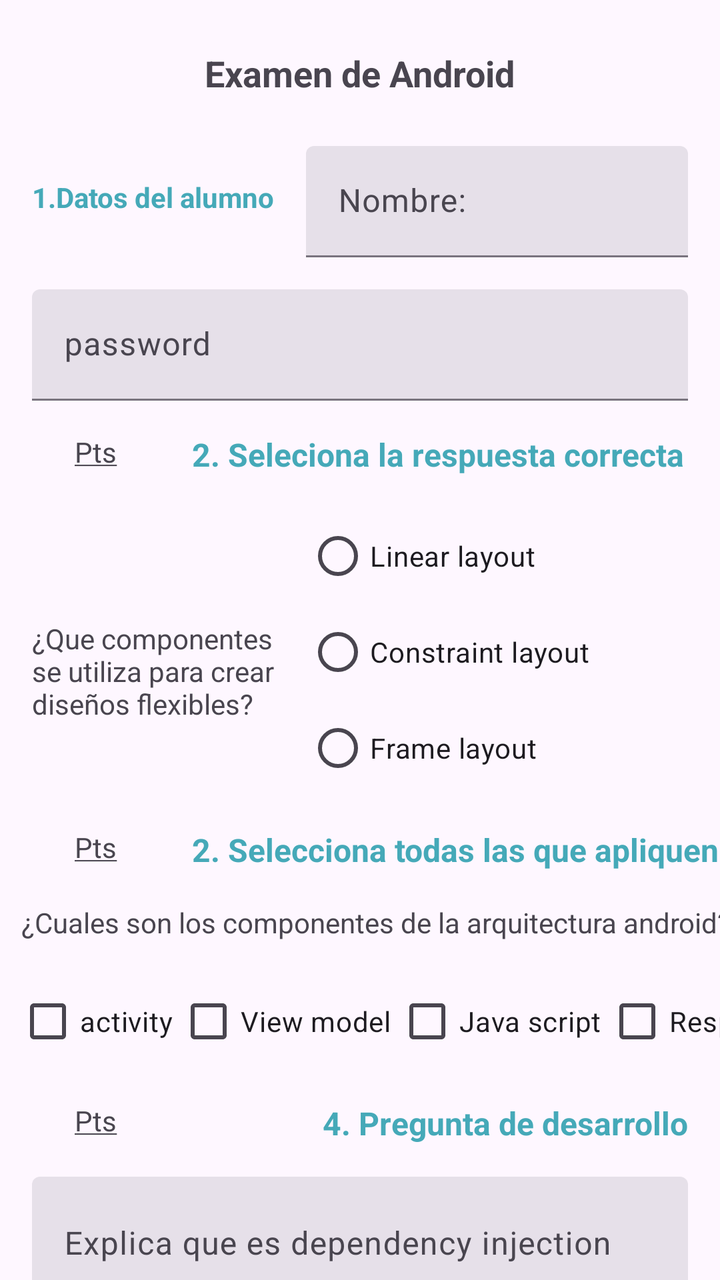
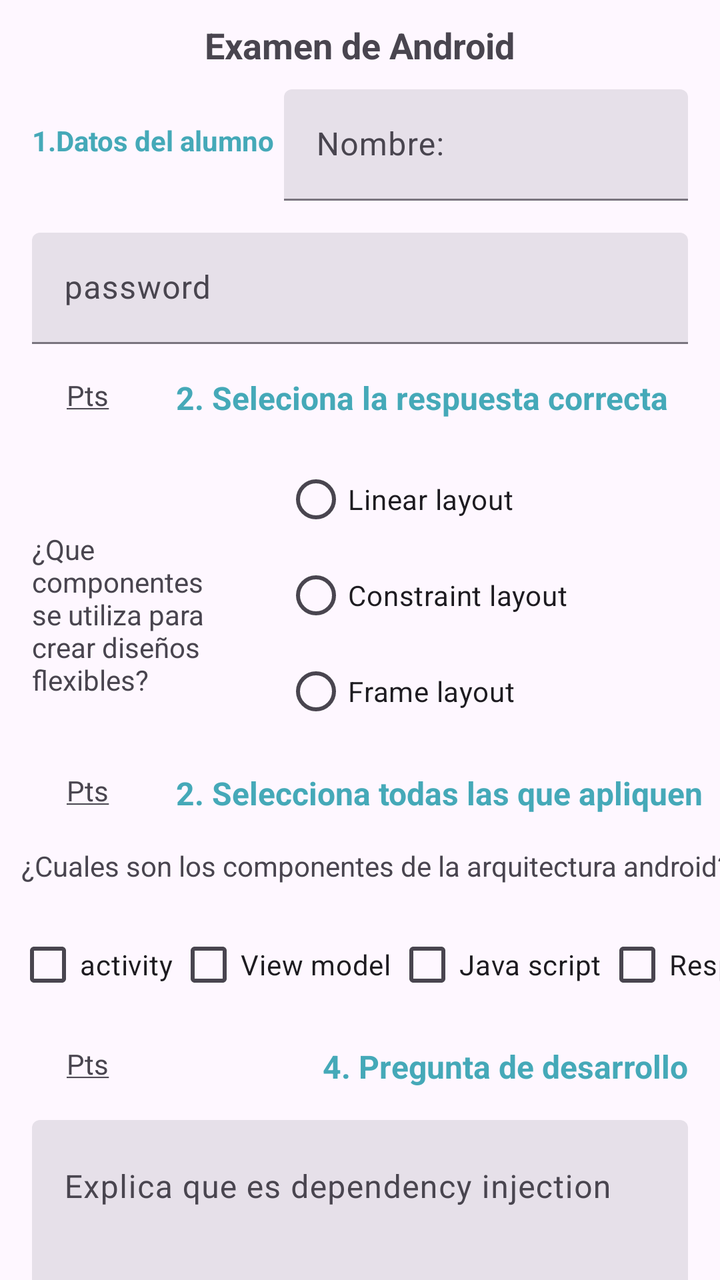

Compare the two renders of this Android layout. The source of the first and the diff that turns it into the second are given below.
<!-- AndroidManifest.xml: application theme Theme.MyApplication -->
<!-- res/layout/activity_main.xml -->
<?xml version="1.0" encoding="utf-8"?>
<androidx.constraintlayout.widget.ConstraintLayout xmlns:android="http://schemas.android.com/apk/res/android"
    xmlns:app="http://schemas.android.com/apk/res-auto"
    xmlns:tools="http://schemas.android.com/tools"
    android:id="@+id/main"
    android:layout_width="match_parent"
    android:layout_height="match_parent"
    tools:context=".MainActivity">

    <TextView
        android:id="@+id/title"
        android:layout_width="wrap_content"
        android:layout_height="wrap_content"
        android:text="@string/examenAndroid"
        android:textSize="@dimen/txt18sp"
        android:textStyle="bold"
        app:layout_constraintTop_toTopOf="parent"
        app:layout_constraintBottom_toBottomOf="@id/guidelineTop"
        app:layout_constraintEnd_toEndOf="parent"
        app:layout_constraintStart_toStartOf="parent"
/>

    <androidx.constraintlayout.widget.Guideline
        android:id="@+id/guidelineTop"
        android:layout_width="wrap_content"
        android:layout_height="wrap_content"
        android:orientation="horizontal"
        app:layout_constraintGuide_begin="73dp" />

    <androidx.constraintlayout.widget.Guideline
        android:id="@+id/guidelineVertical"
        android:layout_width="wrap_content"
        android:layout_height="wrap_content"
        android:orientation="vertical"
        app:layout_constraintGuide_begin="137dp" />

    <androidx.constraintlayout.widget.Guideline
        android:id="@+id/guidelinePts"
        android:layout_width="wrap_content"
        android:layout_height="wrap_content"
        android:orientation="vertical"
        app:layout_constraintGuide_begin="80dp"
        />

        <TextView
            android:id="@+id/datos_alumno"
            android:layout_width="wrap_content"
            android:layout_height="wrap_content"
            android:text="@string/_1_datos_del_alumno"
            android:textSize="@dimen/txt14sp"
            android:textStyle="bold"
            android:textColor="@color/turquesa"
            app:layout_constraintTop_toBottomOf="@id/guidelineTop"
            app:layout_constraintStart_toStartOf="parent"

            android:layout_marginTop="@dimen/margin_16dp"
            android:layout_marginLeft="@dimen/margin_16dp"

            />

        <com.google.android.material.textfield.TextInputLayout
            style="?attr/textInputFilledStyle"
            android:id="@+id/filledTextField"
            android:layout_width="0dp"
            android:layout_height="wrap_content"
            app:layout_constraintTop_toBottomOf="@id/guidelineTop"
            app:layout_constraintEnd_toEndOf="parent"
            app:layout_constraintStart_toEndOf="@+id/guidelineVertical"
            android:hint="@string/nombre"
            android:layout_marginLeft="@dimen/margin_16dp"
            android:layout_marginRight="@dimen/margin_16dp"
            >


            <com.google.android.material.textfield.TextInputEditText
                android:layout_width="match_parent"
                android:layout_height="wrap_content"

                />

        </com.google.android.material.textfield.TextInputLayout>

    <com.google.android.material.textfield.TextInputLayout
        style="?attr/textInputFilledStyle"
        android:id="@+id/inputPassword"
        android:layout_width="match_parent"
        android:layout_height="wrap_content"
        app:layout_constraintTop_toBottomOf="@id/filledTextField"
        app:layout_constraintEnd_toEndOf="parent"

        android:hint="@string/inputPassword"
        android:layout_marginLeft="@dimen/margin_16dp"
        android:layout_marginRight="@dimen/margin_16dp"
        android:layout_marginTop="@dimen/margin_16dp"
        >


        <com.google.android.material.textfield.TextInputEditText
            android:layout_width="match_parent"
            android:layout_height="wrap_content"

            />

    </com.google.android.material.textfield.TextInputLayout>

    <TextView
        android:id="@+id/pts1"
        android:layout_width="wrap_content"
        android:layout_height="wrap_content"
        app:layout_constraintTop_toBottomOf="@id/inputPassword"
        app:layout_constraintStart_toStartOf="parent"
        app:layout_constraintEnd_toEndOf="@id/guidelinePts"
        android:layout_marginTop="@dimen/margin_16dp"
        android:layout_marginLeft="@dimen/margin_16dp"
        android:text="@string/texto_pts"

        />

    <TextView
        android:id="@+id/respuestaCorrecta"
        android:layout_width="wrap_content"
        android:layout_height="wrap_content"
        android:textSize="@dimen/txt16sp"
        android:textStyle="bold"
        android:textColor="@color/turquesa"
        app:layout_constraintTop_toBottomOf="@id/inputPassword"
        app:layout_constraintStart_toEndOf="@id/guidelinePts"
        android:layout_marginTop="@dimen/margin_16dp"
        android:layout_marginLeft="@dimen/margin_16dp"
        android:text="@string/respuestaCorrecta"

        />

    <TextView
        android:layout_width="0dp"
        android:layout_height="wrap_content"
        app:layout_constraintTop_toBottomOf="@id/pts1"
        app:layout_constraintBottom_toBottomOf="@id/respuestaCorrecta2"
        app:layout_constraintEnd_toEndOf="@id/guidelineVertical"
        app:layout_constraintStart_toStartOf="parent"
        android:layout_marginTop="@dimen/margin_16dp"
        android:layout_marginBottom="@dimen/margin_16dp"
        android:layout_marginLeft="@dimen/margin_16dp"
        android:text="@string/componentesFlexibles"

        />

    <RadioGroup
        android:id="@+id/radioGroup"
        android:layout_width="wrap_content"
        android:layout_height="wrap_content"
        app:layout_constraintTop_toBottomOf="@id/respuestaCorrecta"
        app:layout_constraintStart_toEndOf="@id/guidelineVertical"
        android:layout_marginTop="@dimen/margin_16dp"
        android:layout_marginLeft="@dimen/margin_16dp"
        >
        <RadioButton
            android:id="@+id/radioButton1"
            android:layout_width="wrap_content"
            android:layout_height="wrap_content"
            android:text="@string/linearLayout" />
        <RadioButton
            android:id="@+id/radioButton2"
            android:layout_width="wrap_content"
            android:layout_height="wrap_content"
            android:text="@string/constraintLayout" />
        <RadioButton
            android:id="@+id/radioButton3"
            android:layout_width="wrap_content"
            android:layout_height="wrap_content"
            android:text="@string/frameLayout" />


    </RadioGroup>

    <TextView
        android:id="@+id/pts2"
        android:layout_width="wrap_content"
        android:layout_height="wrap_content"
        app:layout_constraintTop_toBottomOf="@id/radioGroup"
        app:layout_constraintStart_toStartOf="parent"
        app:layout_constraintEnd_toEndOf="@id/guidelinePts"
        android:layout_marginTop="@dimen/margin_16dp"
        android:layout_marginLeft="@dimen/margin_16dp"
        android:text="@string/texto_pts"

        />

    <TextView
        android:id="@+id/respuestaCorrecta2"
        android:layout_width="wrap_content"
        android:layout_height="wrap_content"
        android:textSize="@dimen/txt16sp"
        android:textStyle="bold"
        android:textColor="@color/turquesa"
        app:layout_constraintTop_toBottomOf="@id/radioGroup"
        app:layout_constraintStart_toEndOf="@id/guidelinePts"
        android:layout_marginTop="@dimen/margin_16dp"
        android:layout_marginLeft="@dimen/margin_16dp"
        android:text="@string/respuestaApliquen"

        />

    <TextView
        android:id="@+id/preguntaComponentes"
        android:layout_width="wrap_content"
        android:layout_height="wrap_content"

        app:layout_constraintTop_toBottomOf="@id/respuestaCorrecta2"
        app:layout_constraintStart_toStartOf="parent"
        app:layout_constraintEnd_toEndOf="parent"
        android:layout_marginTop="@dimen/margin_16dp"
        android:layout_marginLeft="@dimen/margin_16dp"
        android:text="@string/preguntaComponentes"

        />

    <CheckBox
        android:id="@+id/checkBoxActivity"
        android:layout_width="wrap_content"
        android:layout_height="wrap_content"
        android:text="@string/activity"
        app:layout_constraintTop_toBottomOf="@id/preguntaComponentes"
        app:layout_constraintStart_toStartOf="parent"
        android:layout_marginStart="@dimen/Margin8dp"
        android:layout_marginTop="@dimen/margin_16dp"
        />

    <CheckBox
        android:id="@+id/checkBoxView"
        android:layout_width="wrap_content"
        android:layout_height="wrap_content"
        android:text="@string/viewModel"
        app:layout_constraintTop_toBottomOf="@id/preguntaComponentes"
        app:layout_constraintStart_toEndOf="@+id/checkBoxActivity"
        android:layout_marginStart="2dp"
        android:layout_marginTop="@dimen/margin_16dp"
        />

    <CheckBox
        android:id="@+id/checkBoxJS"
        android:layout_width="wrap_content"
        android:layout_height="wrap_content"
        android:text="@string/jS"
        app:layout_constraintTop_toBottomOf="@id/preguntaComponentes"
        app:layout_constraintStart_toEndOf="@+id/checkBoxView"
        android:layout_marginStart="2dp"
        android:layout_marginTop="@dimen/margin_16dp"
        />

    <CheckBox
        android:id="@+id/checkBoxRepo"
        android:layout_width="wrap_content"
        android:layout_height="wrap_content"
        android:text="@string/respository"
        app:layout_constraintTop_toBottomOf="@id/preguntaComponentes"
        app:layout_constraintStart_toEndOf="@+id/checkBoxJS"
        android:layout_marginStart="2dp"
        android:layout_marginTop="@dimen/margin_16dp"

        />

    <TextView
        android:id="@+id/pts3"
        android:layout_width="wrap_content"
        android:layout_height="wrap_content"
        app:layout_constraintTop_toBottomOf="@id/checkBoxActivity"
        app:layout_constraintStart_toStartOf="parent"
        app:layout_constraintEnd_toEndOf="@id/guidelinePts"
        android:layout_marginTop="@dimen/margin_16dp"
        android:layout_marginLeft="@dimen/margin_16dp"
        android:text="@string/texto_pts"

        />
    <TextView
        android:id="@+id/respuestaCorrecta3"
        android:layout_width="wrap_content"
        android:layout_height="wrap_content"
        android:textSize="@dimen/txt16sp"
        android:textStyle="bold"
        android:textColor="@color/turquesa"
        app:layout_constraintTop_toBottomOf="@id/checkBoxActivity"
        app:layout_constraintEnd_toEndOf="parent"
        android:layout_marginTop="@dimen/margin_16dp"
        android:layout_marginRight="@dimen/margin_16dp"
        android:text="@string/preguntaDesarrollo" />

    <com.google.android.material.textfield.TextInputLayout
        style="?attr/textInputFilledStyle"
        android:id="@+id/inputTextBox"
        android:layout_width="match_parent"
        android:layout_height="wrap_content"
        app:layout_constraintTop_toBottomOf="@id/respuestaCorrecta3"
        app:layout_constraintEnd_toEndOf="parent"
        android:hint="@string/dependencyInjection"
        android:layout_marginLeft="@dimen/margin_16dp"
        android:layout_marginRight="@dimen/margin_16dp"
        android:layout_marginTop="@dimen/margin_16dp"
        >


        <com.google.android.material.textfield.TextInputEditText
            android:layout_width="match_parent"
            android:layout_height="wrap_content"
            android:inputType="textMultiLine"
            android:lines="4"
            android:gravity="top|start"
            />

    </com.google.android.material.textfield.TextInputLayout>

    <Button
        android:id="@+id/buttonEnviarExamen"
        android:layout_width="match_parent"
        android:layout_height="wrap_content"
        android:text="@string/enviarExamen"

        app:layout_constraintTop_toBottomOf="@+id/inputTextBox"
        app:layout_constraintStart_toStartOf="parent"
        android:layout_marginTop="@dimen/margin_16dp"
        android:layout_marginStart="@dimen/margin_16dp"
        android:layout_marginEnd="@dimen/margin_16dp"
        android:backgroundTint="@color/turquesa"
       />


</androidx.constraintlayout.widget.ConstraintLayout>
<!-- resources referenced by this layout -->
<resources>
  <color name="turquesa">#45A9B8</color>
  <dimen name="Margin8dp">8dp</dimen>
  <dimen name="margin_16dp">16dp</dimen>
  <dimen name="txt14sp">14sp</dimen>
  <dimen name="txt16sp">16sp</dimen>
  <dimen name="txt18sp">18sp</dimen>
  <string name="_1_datos_del_alumno">1.Datos del alumno</string>
  <string name="activity">activity</string>
  <string name="componentesFlexibles">¿Que componentes se utiliza para crear diseños flexibles?</string>
  <string name="constraintLayout">Constraint layout</string>
  <string name="dependencyInjection">Explica que es dependency injection</string>
  <string name="enviarExamen">Enviar examen</string>
  <string name="examenAndroid">Examen de Android</string>
  <string name="frameLayout">Frame layout</string>
  <string name="inputPassword">password</string>
  <string name="jS">Java script</string>
  <string name="linearLayout">Linear layout</string>
  <string name="nombre">Nombre:</string>
  <string name="preguntaComponentes">¿Cuales son los componentes de la arquitectura android?</string>
  <string name="preguntaDesarrollo">4. Pregunta de desarrollo</string>
  <string name="respository">Respository</string>
  <string name="respuestaApliquen">2. Selecciona todas las que apliquen</string>
  <string name="respuestaCorrecta">2. Seleciona la respuesta correcta</string>
  <string name="texto_pts"><u>Pts</u></string>
  <string name="viewModel">View model</string>
  <style name="Theme.MyApplication" parent="Base.Theme.MyApplication" />
  <style name="Base.Theme.MyApplication" parent="Theme.Material3.DayNight.NoActionBar">
          
          
      </style>
</resources>

<!-- the commit's change to res/layout/activity_main.xml (unified diff, before → after) -->
@@ -25,21 +25,21 @@
         android:layout_width="wrap_content"
         android:layout_height="wrap_content"
         android:orientation="horizontal"
-        app:layout_constraintGuide_begin="73dp" />
+        app:layout_constraintGuide_percent="0.07" />
 
     <androidx.constraintlayout.widget.Guideline
         android:id="@+id/guidelineVertical"
         android:layout_width="wrap_content"
         android:layout_height="wrap_content"
         android:orientation="vertical"
-        app:layout_constraintGuide_begin="137dp" />
+        app:layout_constraintGuide_percent="0.35" />
 
     <androidx.constraintlayout.widget.Guideline
         android:id="@+id/guidelinePts"
         android:layout_width="wrap_content"
         android:layout_height="wrap_content"
         android:orientation="vertical"
-        app:layout_constraintGuide_begin="80dp"
+        app:layout_constraintGuide_percent="0.2"
         />
 
         <TextView
@@ -52,16 +52,15 @@
             android:textColor="@color/turquesa"
             app:layout_constraintTop_toBottomOf="@id/guidelineTop"
             app:layout_constraintStart_toStartOf="parent"
-
             android:layout_marginTop="@dimen/margin_16dp"
-            android:layout_marginLeft="@dimen/margin_16dp"
+            android:layout_marginStart="@dimen/margin_16dp"
 
             />
 
         <com.google.android.material.textfield.TextInputLayout
             style="?attr/textInputFilledStyle"
             android:id="@+id/filledTextField"
-            android:layout_width="0dp"
+            android:layout_width="@dimen/_0dp"
             android:layout_height="wrap_content"
             app:layout_constraintTop_toBottomOf="@id/guidelineTop"
             app:layout_constraintEnd_toEndOf="parent"
@@ -132,7 +131,7 @@
         />
 
     <TextView
-        android:layout_width="0dp"
+        android:layout_width="@dimen/_0dp"
         android:layout_height="wrap_content"
         app:layout_constraintTop_toBottomOf="@id/pts1"
         app:layout_constraintBottom_toBottomOf="@id/respuestaCorrecta2"
@@ -140,7 +139,7 @@
         app:layout_constraintStart_toStartOf="parent"
         android:layout_marginTop="@dimen/margin_16dp"
         android:layout_marginBottom="@dimen/margin_16dp"
-        android:layout_marginLeft="@dimen/margin_16dp"
+        android:layout_marginStart="@dimen/margin_16dp"
         android:text="@string/componentesFlexibles"
 
         />
@@ -152,7 +151,7 @@
         app:layout_constraintTop_toBottomOf="@id/respuestaCorrecta"
         app:layout_constraintStart_toEndOf="@id/guidelineVertical"
         android:layout_marginTop="@dimen/margin_16dp"
-        android:layout_marginLeft="@dimen/margin_16dp"
+        android:layout_marginStart="@dimen/margin_16dp"
         >
         <RadioButton
             android:id="@+id/radioButton1"
@@ -181,7 +180,7 @@
         app:layout_constraintStart_toStartOf="parent"
         app:layout_constraintEnd_toEndOf="@id/guidelinePts"
         android:layout_marginTop="@dimen/margin_16dp"
-        android:layout_marginLeft="@dimen/margin_16dp"
+        android:layout_marginStart="@dimen/margin_16dp"
         android:text="@string/texto_pts"
 
         />
@@ -233,7 +232,7 @@
         android:text="@string/viewModel"
         app:layout_constraintTop_toBottomOf="@id/preguntaComponentes"
         app:layout_constraintStart_toEndOf="@+id/checkBoxActivity"
-        android:layout_marginStart="2dp"
+        android:layout_marginStart="@dimen/_2dp"
         android:layout_marginTop="@dimen/margin_16dp"
         />
 
<!-- resource entries referenced after the edit -->
@@ -2,6 +2,8 @@
 <resources>
   <color name="turquesa">#45A9B8</color>
   <dimen name="Margin8dp">8dp</dimen>
+  <dimen name="_0dp">0dp</dimen>
+  <dimen name="_2dp">2dp</dimen>
   <dimen name="margin_16dp">16dp</dimen>
   <dimen name="txt14sp">14sp</dimen>
   <dimen name="txt16sp">16sp</dimen>
